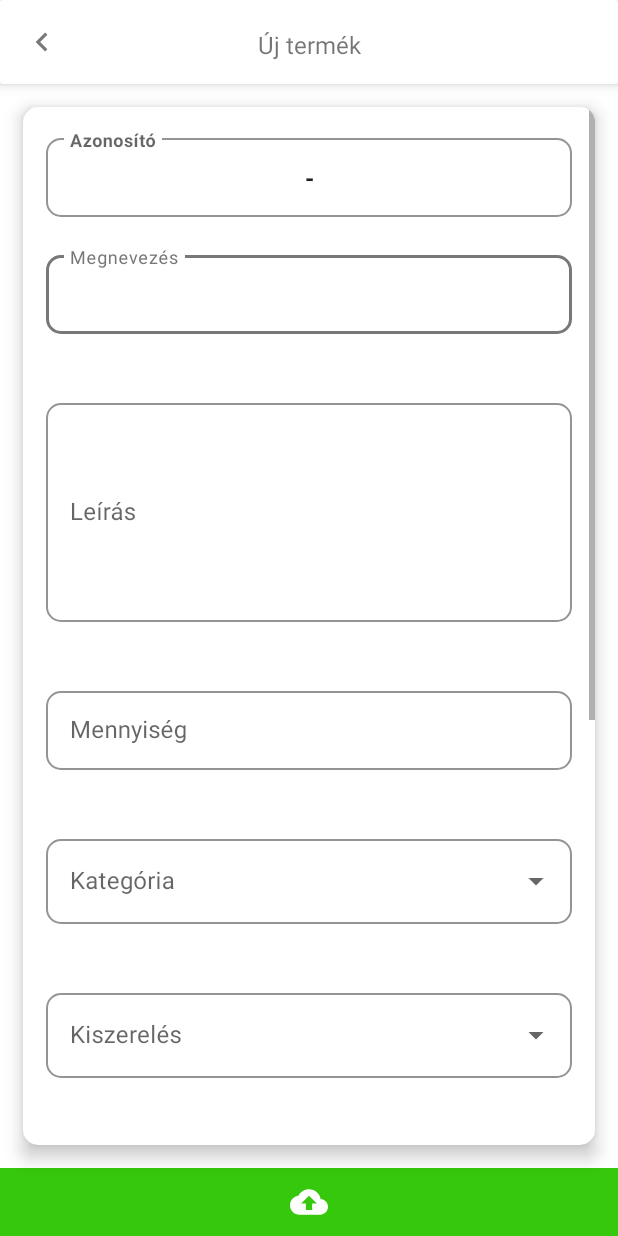
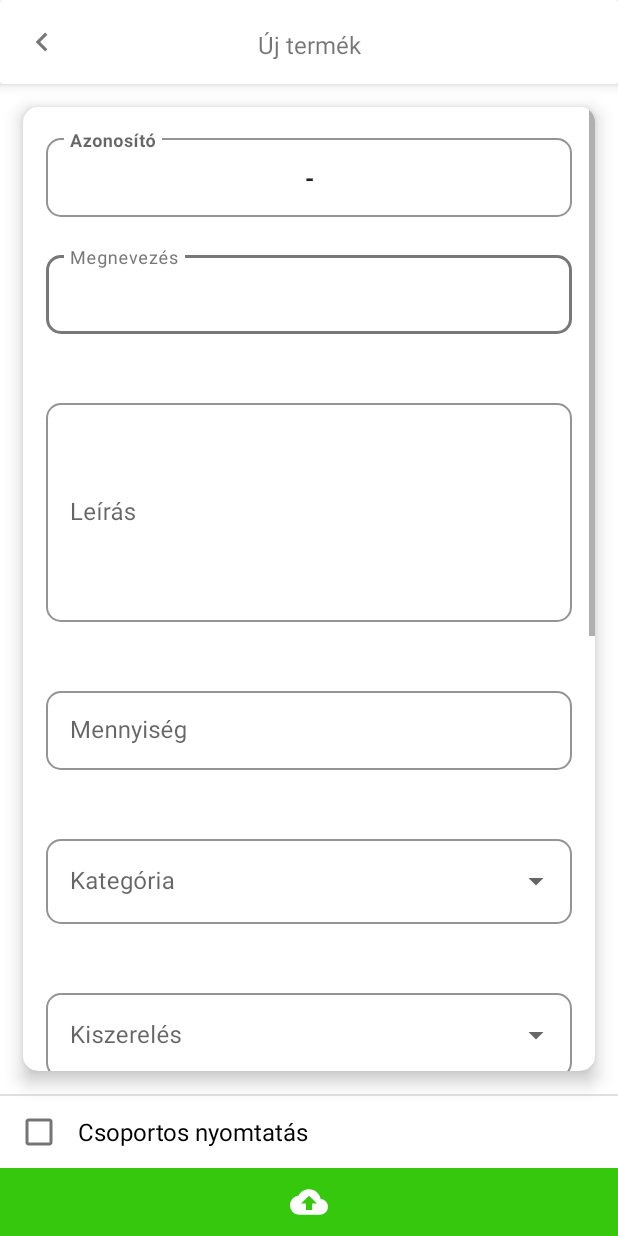
Before and after one commit to SaliML/Weborient_Atakfashion, an Android app: the fragment NewProductFragment shown on its own in the app's theme, on a phone screen of 412 x 824 dp. Run offline under Robolectric (Android 15) with nearby library versions, the phone set to English and light mode, and no system bars; libraries missing offline, so code that uses them is left out: com.brother.sdk.

Commit message:
2023.11.07 - 1.1.0 - Termék bevételezésnél "csoportos nyomtatás" opció

```diff
--- a/app/build.gradle
+++ b/app/build.gradle
@@ -11,7 +11,7 @@ android {
         minSdk 26
         targetSdk 33
         versionCode 1
-        versionName "1.0.8"
+        versionName "1.1.0"
 
         testInstrumentationRunner "androidx.test.runner.AndroidJUnitRunner"
     }
--- a/app/src/main/java/com/weborient/inventory/ui/newproduct/NewProductFragment.kt
+++ b/app/src/main/java/com/weborient/inventory/ui/newproduct/NewProductFragment.kt
@@ -10,6 +10,7 @@ import android.view.LayoutInflater
 import android.view.View
 import android.view.ViewGroup
 import android.widget.ArrayAdapter
+import android.widget.CheckBox
 import android.widget.ImageView
 import android.widget.LinearLayout
 import android.widget.TextView
@@ -63,6 +64,8 @@ class NewProductFragment : Fragment(), INewProductContract.INewProductView, IDia
 
     private lateinit var buttonPrint: ImageView
 
+    private lateinit var checkBoxPrintGroup: CheckBox
+
     private var bluetoothAdapter: BluetoothAdapter? = null
     private var bluetoothManager: BluetoothManager? = null
 
@@ -112,6 +115,8 @@ class NewProductFragment : Fragment(), INewProductContract.INewProductView, IDia
 
         buttonPrint = binding.ivNewItemPrint
 
+        checkBoxPrintGroup = binding.cbNewItemPrintGroup
+
         binding.ivNewItemBack.setOnClickListener {
             presenter.onClickedBackButton()
         }
@@ -128,7 +133,14 @@ class NewProductFragment : Fragment(), INewProductContract.INewProductView, IDia
 
         binding.ivNewItemPrint.setOnClickListener {
             if(PhoneServiceHandler.checkBluetoothState(requireContext())){
-                presenter.onClickedPrintButton(inputID.text.toString(), inputQuantity.text.toString(), bluetoothAdapter)
+                if(checkBoxPrintGroup.isChecked){
+                    //Csoportos nyomtatás esetén csak 1 db QR kódra van szükség
+                    presenter.onClickedPrintButton(inputID.text.toString(), "1", bluetoothAdapter)
+                }
+                else{
+                    //Nem csoportos nyomtatás esetén a felvett mennyiséget kell kinyomtatni
+                    presenter.onClickedPrintButton(inputID.text.toString(), inputQuantity.text.toString(), bluetoothAdapter)
+                }
             }
             else{
                 DialogHandler.showDialogWithResult(requireActivity(), this, getString(R.string.dialog_settings_bluetooth_state), DialogTypeEnums.SettingsBluetooth)
--- a/app/src/main/res/layout/fragment_new_item.xml
+++ b/app/src/main/res/layout/fragment_new_item.xml
@@ -56,10 +56,10 @@
             android:translationZ="5dp"
             android:visibility="visible"
             app:cardCornerRadius="10dp"
-            app:layout_constraintBottom_toTopOf="@+id/ll_new_item_buttons"
             app:layout_constraintEnd_toEndOf="parent"
             app:layout_constraintStart_toStartOf="parent"
-            app:layout_constraintTop_toBottomOf="@+id/cardView4">
+            app:layout_constraintTop_toBottomOf="@+id/cardView4"
+            app:layout_constraintBottom_toTopOf="@id/linearLayout">
 
             <androidx.constraintlayout.widget.ConstraintLayout
                 android:layout_width="match_parent"
@@ -402,14 +402,38 @@
         </androidx.cardview.widget.CardView>
 
         <LinearLayout
+            android:id="@+id/linearLayout"
+            android:layout_width="match_parent"
+            android:layout_height="wrap_content"
+            android:orientation="vertical"
+            app:layout_constraintBottom_toBottomOf="parent"
+            app:layout_constraintEnd_toEndOf="parent"
+            app:layout_constraintStart_toStartOf="parent">
+
+            <View
+                android:id="@+id/divider"
+                android:layout_width="match_parent"
+                android:layout_height="1dp"
+                android:layout_weight="1"
+                android:background="?android:attr/listDivider" />
+
+            <CheckBox
+                android:id="@+id/cb_new_item_print_group"
+                android:layout_width="match_parent"
+                android:layout_height="wrap_content"
+                android:layout_marginStart="10dp"
+                android:layout_marginEnd="10dp"
+                android:layout_weight="1"
+                android:padding="10dp"
+                android:text="@string/new_item_title_print_group"
+                android:textSize="16sp" />
+
+            <LinearLayout
                 android:id="@+id/ll_new_item_buttons"
                 android:layout_width="match_parent"
                 android:layout_height="wrap_content"
                 android:orientation="horizontal"
-            android:visibility="visible"
-            app:layout_constraintBottom_toBottomOf="parent"
-            app:layout_constraintEnd_toEndOf="parent"
-            app:layout_constraintStart_toStartOf="parent">
+                android:visibility="visible">
 
                 <ImageView
                     android:id="@+id/iv_new_item_print"
@@ -433,6 +457,8 @@
                     android:padding="10dp"
                     android:src="@drawable/icon_upload"
                     app:tint="@color/white" />
+
+            </LinearLayout>
 
         </LinearLayout>
 
--- a/app/src/main/res/values/strings.xml
+++ b/app/src/main/res/values/strings.xml
@@ -66,6 +66,7 @@
     <!--Felvétel-->
     <string name="in_title">Felvétel</string>
     <string name="in_title_quantity">Felvenni kívánt mennyiség</string>
+    <string name="in_title_print_group">Csoportos nyomtatás</string>
 
     <!--Új termék hozzáadása-->
     <string name="new_item_title">Új termék</string>
@@ -83,6 +84,7 @@
     <string name="new_item_title_name">Megnevezés</string>
     <string name="new_item_title_description">Leírás</string>
     <string name="new_item_title_template">Sablon</string>
+    <string name="new_item_title_print_group">Csoportos nyomtatás</string>
 
     <!--Fényképek-->
     <string name="photos_title">Fényképek</string>
```
Also changed, not shown: app/src/main/java/com/weborient/inventory/ui/in/InActivity.kt (+14 -1 lines), app/src/main/res/layout/activity_in.xml (+18 -0 lines). Lines whose indentation alone changed are shown as unchanged.
